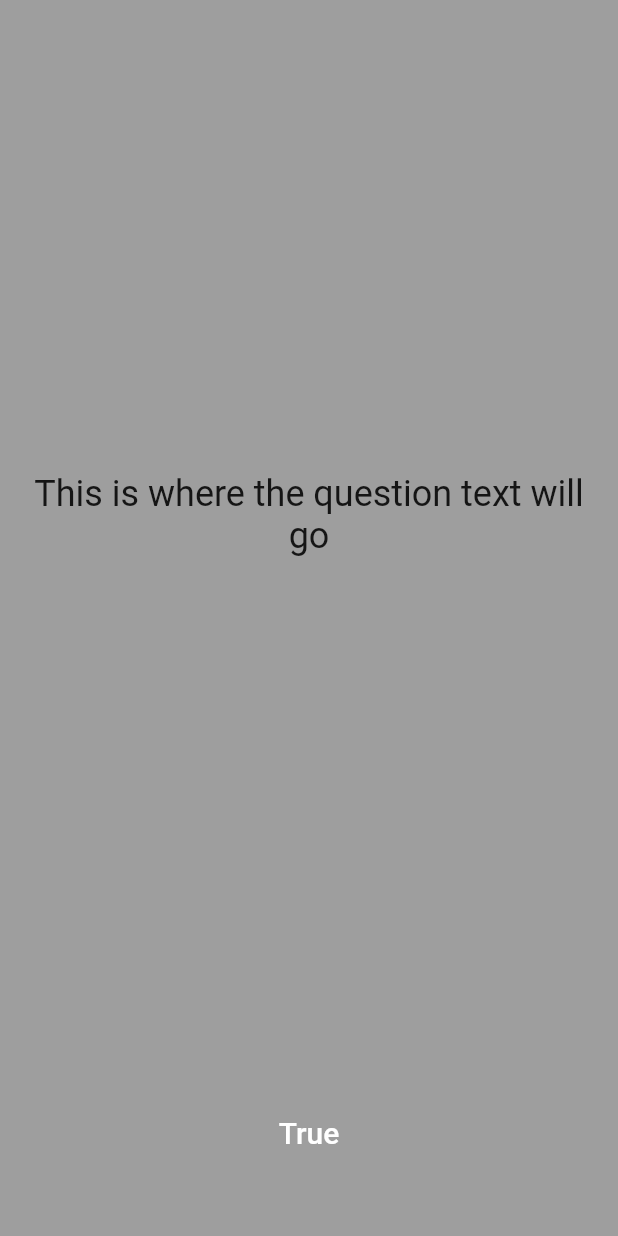
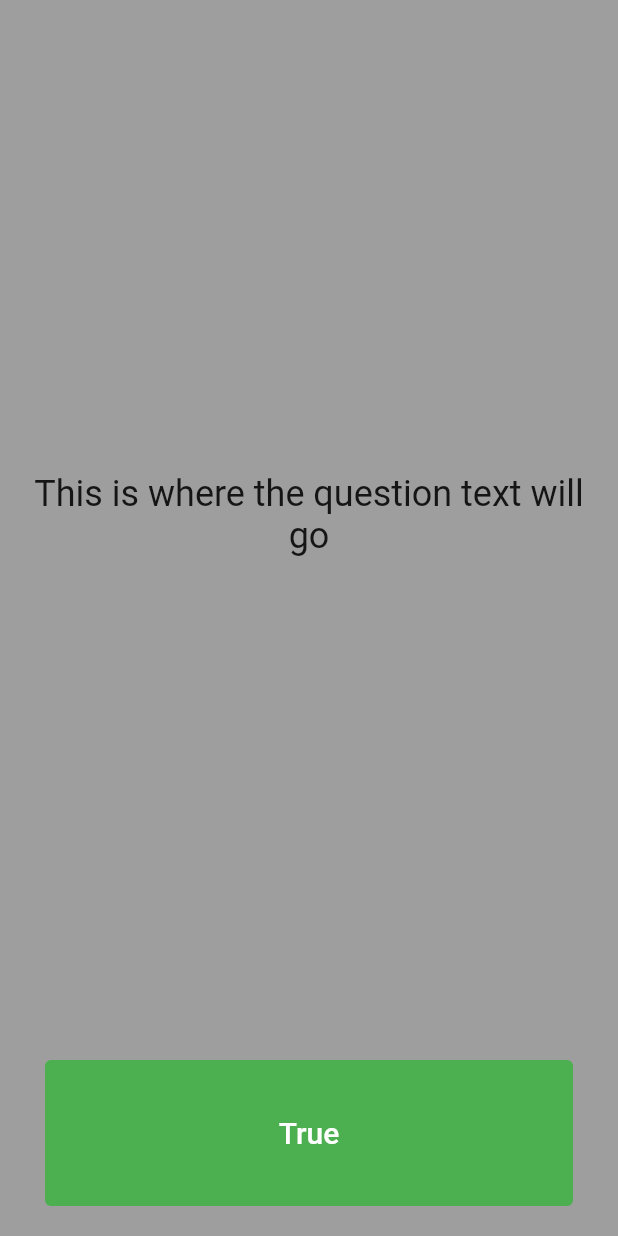
Before and after one commit to vijai-ks/Quizzler, a Flutter app: the screen it shows after launch, on a phone screen of 412 x 824 dp. Run offline on Flutter 3.47's test engine with Material 2 defaults, Android fonts, the phone set to English and light mode, and no system bars.

Commit message:
style: quizzler-home: Add bg color to Textbutton
Signed-off-by: vijai-ks <vijai.ksv@gmail.com>

```diff
--- a/lib/main.dart
+++ b/lib/main.dart
@@ -44,6 +44,9 @@ class _QuizzlerState extends State<Quizzler> {
                     padding: const EdgeInsets.all(20.0),
                     child: TextButton(
                       onPressed: () {},
+                      style: TextButton.styleFrom(
+                        backgroundColor: Colors.green,
+                      ),
                       child: const Text(
                         'True',
                         style: TextStyle(
```
